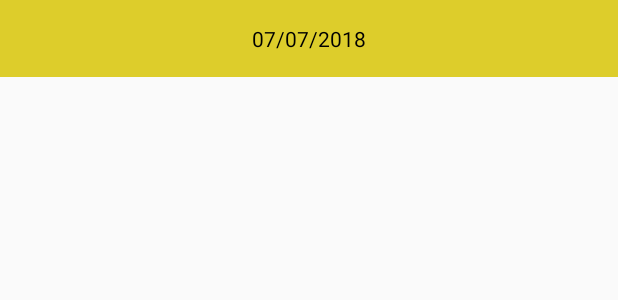
After one commit to yarik7751/exchange_rates, an Android app: the layout item_currency.xml on its own in the app's theme, with its tools: preview values and no code run, on a phone screen of 412 x 824 dp. The commit adds this screen. Shown: the top 300 px of the screen. Run offline under Robolectric (Android 15) with nearby library versions, the phone set to English and light mode, and no system bars.

Commit message:
added view

```diff
--- a/app/src/main/AndroidManifest.xml
+++ b/app/src/main/AndroidManifest.xml
@@ -1,6 +1,9 @@
 <?xml version="1.0" encoding="utf-8"?>
 <manifest xmlns:android="http://schemas.android.com/apk/res/android"
     package="by.yaroslav.exchangerates">
+
+    <uses-permission android:name="android.permission.ACCESS_NETWORK_STATE" />
+    <uses-permission android:name="android.permission.INTERNET" />
 
     <application
         android:allowBackup="true"
@@ -10,7 +13,7 @@
         android:supportsRtl="true"
         android:theme="@style/AppTheme">
         <activity
-            android:name=".MainActivity"
+            android:name=".view.MainActivity"
             android:label="@string/app_name"
             android:theme="@style/AppTheme.NoActionBar">
             <intent-filter>
--- a/app/src/main/res/layout/content_main.xml
+++ b/app/src/main/res/layout/content_main.xml
@@ -5,7 +5,7 @@
     android:layout_width="match_parent"
     android:layout_height="match_parent"
     app:layout_behavior="@string/appbar_scrolling_view_behavior"
-    tools:context=".MainActivity"
+    tools:context=".view.MainActivity"
     tools:showIn="@layout/activity_main">
 
     <TextView
--- /dev/null
+++ b/app/src/main/res/layout/item_currency.xml
@@ -0,0 +1,32 @@
+<?xml version="1.0" encoding="utf-8"?>
+<layout
+    xmlns:android="http://schemas.android.com/apk/res/android"
+    xmlns:app="http://schemas.android.com/apk/res-auto"
+    xmlns:tools="http://schemas.android.com/tools">
+    <data>
+        <variable
+            name="currency"
+            type="by.yaroslav.exchangerates.api.pojo.Currency"/>
+    </data>
+
+    <!--android:id="@+id/handler"-->
+    <android.support.constraint.ConstraintLayout
+        android:layout_width="match_parent"
+        android:layout_height="wrap_content"
+        android:background="@color/colorPrimaryDark">
+
+        <TextView
+            android:id="@+id/tvDate"
+            android:layout_width="wrap_content"
+            android:layout_height="wrap_content"
+            android:layout_margin="16dp"
+            android:textColor="@color/black"
+            android:gravity="center"
+            app:layout_constraintEnd_toEndOf="parent"
+            app:layout_constraintStart_toStartOf="parent"
+            app:layout_constraintTop_toTopOf="parent"
+            app:layout_constraintBottom_toBottomOf="parent"
+            android:text='@{currency.charCode + "\n" + currency.rate + " BYN" + "\n" + currency.name + " за " + currency.scale + " ед."}'
+            tools:text="07/07/2018" />
+    </android.support.constraint.ConstraintLayout>
+</layout>
--- a/app/src/main/res/menu/menu_main.xml
+++ b/app/src/main/res/menu/menu_main.xml
@@ -1,7 +1,7 @@
 <menu xmlns:android="http://schemas.android.com/apk/res/android"
     xmlns:app="http://schemas.android.com/apk/res-auto"
     xmlns:tools="http://schemas.android.com/tools"
-    tools:context="by.yaroslav.exchangerates.MainActivity">
+    tools:context="by.yaroslav.exchangerates.view.MainActivity">
     <item
         android:id="@+id/action_settings"
         android:orderInCategory="100"
--- a/app/src/main/res/values/colors.xml
+++ b/app/src/main/res/values/colors.xml
@@ -3,4 +3,5 @@
     <color name="colorPrimary">#f0e143</color>
     <color name="colorPrimaryDark">#ddcd2b</color>
     <color name="colorAccent">#409cff</color>
+    <color name="black">#000000</color>
 </resources>
--- a/app/src/main/res/values/strings.xml
+++ b/app/src/main/res/values/strings.xml
@@ -1,4 +1,7 @@
 <resources>
     <string name="app_name">ExchangeRates</string>
     <string name="action_settings">Settings</string>
+    <string name="no_connection">Нет подключения к интернету!</string>
+    <string name="server_error">Ошибка сервера!</string>
+    <string name="curr_info">Для изменения позиции элемента списка зажмите его и перетащите на нужное место.</string>
 </resources>
--- a/app/src/main/res/values/styles.xml
+++ b/app/src/main/res/values/styles.xml
@@ -15,6 +15,6 @@
 
     <style name="AppTheme.AppBarOverlay" parent="ThemeOverlay.AppCompat.Dark.ActionBar" />
 
-    <style name="AppTheme.PopupOverlay" parent="ThemeOverlay.AppCompat.Light" />
+    <style name="AppTheme.PopupOverlay" parent="ThemeOverlay.AppCompat.Dark" />
 
 </resources>
```
Also changed, not shown: app/build.gradle (+14 -11 lines), app/src/main/java/by/yaroslav/exchangerates/view/MainActivity.kt (added, +45 -0 lines), app/src/main/java/by/yaroslav/exchangerates/view/adapter/CurrenciesAdapter.kt (added, +54 -0 lines), app/src/main/res/layout/activity_main.xml (+61 -24 lines).
